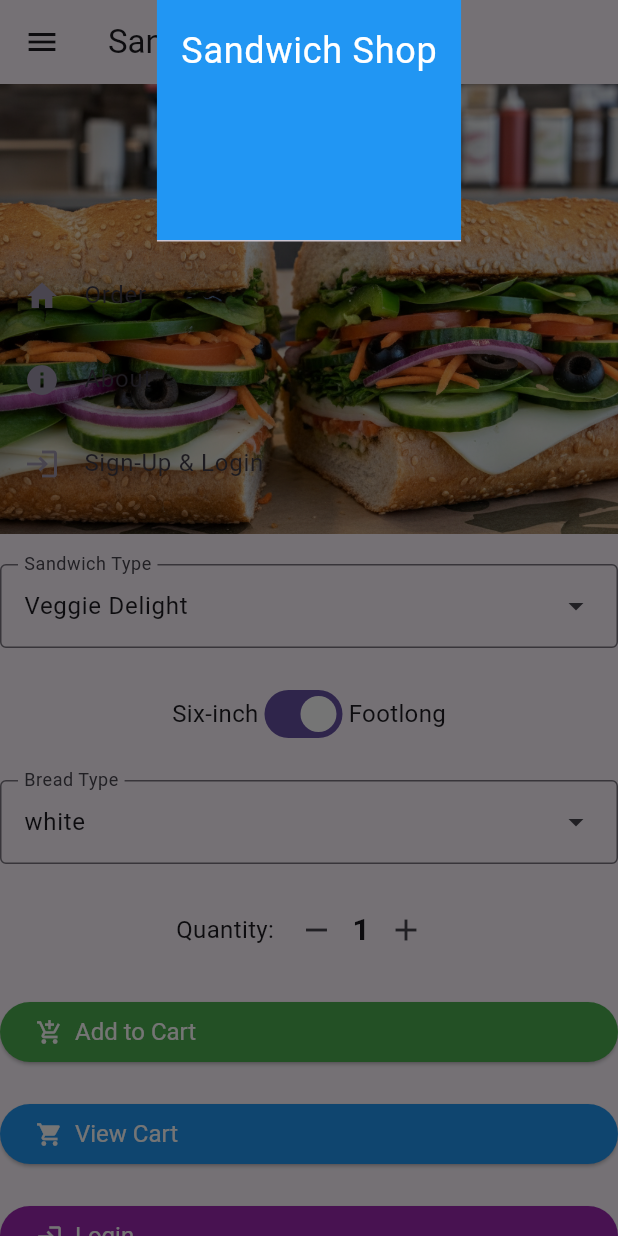
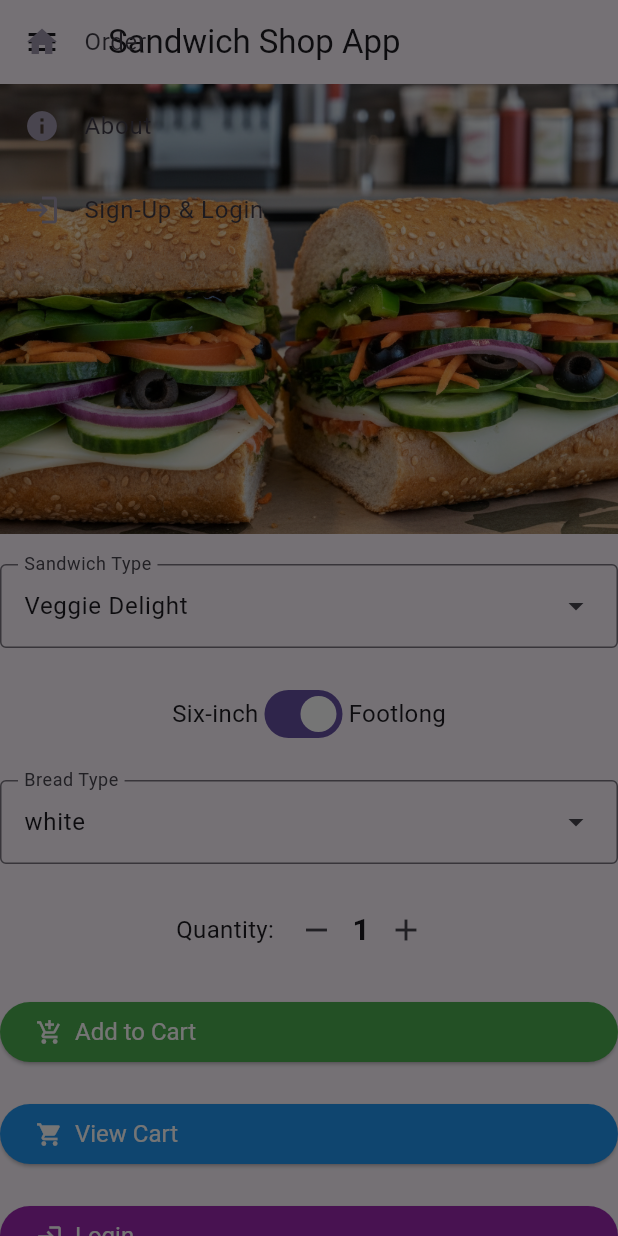
Before and after one commit to ronnn-ddr/sandwich_shop, a Flutter app: the screen it shows after launch, with the side drawer open, on a phone screen of 412 x 824 dp. Run offline on Flutter 3.47's test engine with Material 3 defaults, Android fonts, the phone set to English and light mode, and no system bars.

```diff
--- a/lib/views/order_screen.dart
+++ b/lib/views/order_screen.dart
@@ -124,7 +124,7 @@ class _OrderScreenState extends State<OrderScreen> {
   @override
   Widget build(BuildContext context) {
     return ResponsiveNavigation(
-      title: 'Sandwich Counter',
+      title: 'Sandwich Shop App',
       leadingWidget: Padding(
         padding: const EdgeInsets.all(8.0),
         child: SizedBox(
--- a/lib/widgets/app_drawer.dart
+++ b/lib/widgets/app_drawer.dart
@@ -7,13 +7,6 @@ class AppDrawer extends StatelessWidget {
   Widget build(BuildContext context) {
     return Column(
       children: [
-        const DrawerHeader(
-          decoration: BoxDecoration(color: Colors.blue),
-          child: Text(
-            'Sandwich Shop',
-            style: TextStyle(color: Colors.white, fontSize: 24),
-          ),
-        ),
         ListTile(
           leading: const Icon(Icons.home),
           title: const Text('Order'),
```
Also changed, not shown: 3 other files.
